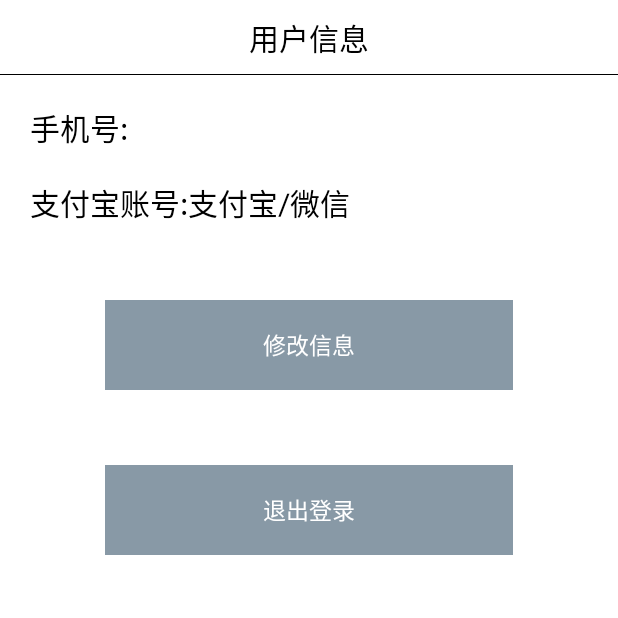
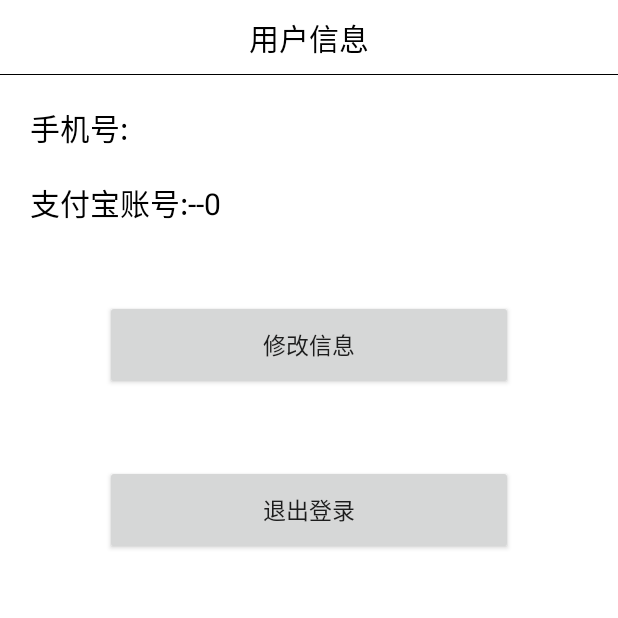
Before and after one commit to zhang3371289/FindDog, an Android app: the UserActivity screen opened directly, with no data from a screen before it, on a phone screen of 412 x 824 dp, the top half of it. Run offline under Robolectric (Android 15) with nearby library versions, the light colour scheme and no system bars; libraries missing offline, so code that uses them is left out: com.baidu.location.

Commit message:
window UI

```diff
--- a/app/src/main/java/com/find/dog/activity/UserActivity.java
+++ b/app/src/main/java/com/find/dog/activity/UserActivity.java
@@ -12,17 +12,16 @@ import com.find.dog.utils.ToastUtil;
 
 public class UserActivity extends BaseActivity implements View.OnClickListener {
     private TextView phone_text,pay_text;
-    private String phone;
     @Override
     protected void onCreate(Bundle savedInstanceState) {
         super.onCreate(savedInstanceState);
         setContentView(R.layout.activity_user_layout);
-        phone = MyManger.getUserInfo().getPhone();
         phone_text = (TextView) findViewById(R.id.activity_main_user_phone);
         pay_text = (TextView) findViewById(R.id.activity_main_user_pay);
         findViewById(R.id.activity_main_user_change).setOnClickListener(this);
         findViewById(R.id.activity_main_user_out).setOnClickListener(this);
-        phone_text.setText(phone);
+        phone_text.setText(MyManger.getUserInfo().getPhone());
+        pay_text.setText( MyManger.getUserInfo().getPayNumber() +"--"+ MyManger.getUserInfo().getPayType());
     }
 
     @Override
--- a/app/src/main/java/com/find/dog/data/UserInfo.java
+++ b/app/src/main/java/com/find/dog/data/UserInfo.java
@@ -14,25 +14,17 @@ public class UserInfo implements Serializable {
      * phone : 13311313
      * adress :
      * pay :
+     * alipay : false
+     * wechatpay : false
      */
+
+    public static int WECHATPAY = 1, ALIPAY = 2;
 
     private String name;
     private String phone;
     private String adress;
-    private String pay_money;
-    private PayType pay_type;
-
-    public static enum PayType {
-        alipay, wechatpay
-    }
-
-    public void setPayType(PayType pay_type) {
-        this.pay_type = pay_type;
-    }
-
-    public PayType getPayType() {
-        return pay_type;
-    }
+    private String pay_number;
+    private int pay_type = 0;
 
     public String getName() {
         return name;
@@ -58,12 +50,20 @@ public class UserInfo implements Serializable {
         this.adress = adress;
     }
 
-    public String getPayMoney() {
-        return pay_money;
+    public String getPayNumber() {
+        return pay_number;
     }
 
-    public void setPayMoney(String pay_money) {
-        this.pay_money = pay_money;
+    public void setPayNumber(String pay_number) {
+        this.pay_number = pay_number;
+    }
+
+    public int getPayType() {
+        return pay_type;
+    }
+
+    public void setPayType(int pay_type) {
+        this.pay_type = pay_type;
     }
 
     @Override
@@ -72,8 +72,10 @@ public class UserInfo implements Serializable {
                 "name='" + name + '\'' +
                 ", phone='" + phone + '\'' +
                 ", adress='" + adress + '\'' +
-                ", pay_money='" + pay_money + '\'' +
-                ", pay_type=" + pay_type +
+                ", pay_number='" + pay_number + '\'' +
+                ", pay_type='" + pay_type + '\'' +
                 '}';
     }
+
+
 }
--- a/app/src/main/java/com/find/dog/utils/MyManger.java
+++ b/app/src/main/java/com/find/dog/utils/MyManger.java
@@ -52,6 +52,8 @@ public class MyManger {
             editor.putString("name", "");
             editor.putString("adress", "");
             editor.putString("phone", "");
+            editor.putString("pay_number", "");
+            editor.putInt("pay_type", 0);
         }else {
             if(!TextUtils.isEmpty(info.getName())){
                 editor.putString("name", info.getName());
@@ -61,6 +63,12 @@ public class MyManger {
             }
             if(!TextUtils.isEmpty(info.getPhone())){
                 editor.putString("phone", info.getPhone());
+            }
+            if(!TextUtils.isEmpty(info.getPayNumber())){
+                editor.putString("pay_number", info.getPayNumber());
+            }
+            if(info.getPayType() != 0){
+                editor.putInt("pay_type", info.getPayType());
             }
         }
         editor.commit();//提交修改
@@ -72,6 +80,8 @@ public class MyManger {
         info.setName(sharedPreferences.getString("name", ""));
         info.setAdress(sharedPreferences.getString("adress", ""));
         info.setPhone(sharedPreferences.getString("phone",""));
+        info.setPayNumber(sharedPreferences.getString("pay_number",""));
+        info.setPayType(sharedPreferences.getInt("pay_type",0));
         return info;
     }
 
--- a/app/src/main/res/layout/activity_pet_addfooter.xml
+++ b/app/src/main/res/layout/activity_pet_addfooter.xml
@@ -193,7 +193,8 @@
         android:layout_width="wrap_content"
         android:layout_height="wrap_content"
         android:layout_below="@+id/fragment_pet_rv"
-        android:layout_marginTop="20dp"
+        android:layout_margin="20dp"
+        android:padding="20dp"
         android:layout_centerHorizontal="true"
         android:visibility="gone"
         android:text="联系主人"/>
--- a/app/src/main/res/layout/activity_user_layout.xml
+++ b/app/src/main/res/layout/activity_user_layout.xml
@@ -48,8 +48,7 @@
                 android:id="@+id/activity_main_user_phone"
                 style="@style/PetTextStyle"
                 android:layout_width="wrap_content"
-                android:layout_height="wrap_content"
-                android:text="15522221111"/>
+                android:layout_height="wrap_content"/>
 
         </LinearLayout>
 
@@ -69,35 +68,30 @@
                 android:id="@+id/activity_main_user_pay"
                 style="@style/PetTextStyle"
                 android:layout_width="wrap_content"
-                android:layout_height="wrap_content"
-                android:text="支付宝/微信"/>
+                android:layout_height="wrap_content"/>
 
         </LinearLayout>
 
-        <TextView
+        <Button
             android:id="@+id/activity_main_user_change"
             android:layout_width="match_parent"
             android:layout_height="60dp"
             android:layout_marginLeft="50dp"
             android:layout_marginRight="50dp"
             android:layout_marginTop="50dp"
-            android:background="@color/c_8899a6"
             android:gravity="center"
             android:text="修改信息"
-            android:textColor="@color/white"
             android:textSize="15sp"/>
 
-        <TextView
+        <Button
             android:id="@+id/activity_main_user_out"
             android:layout_width="match_parent"
             android:layout_height="60dp"
             android:layout_marginLeft="50dp"
             android:layout_marginRight="50dp"
             android:layout_marginTop="50dp"
-            android:background="@color/c_8899a6"
             android:gravity="center"
             android:text="退出登录"
-            android:textColor="@color/white"
             android:textSize="15sp"/>
 
     </LinearLayout>
```
Also changed, not shown: app/src/main/java/com/find/dog/activity/FindActivity.java (+54 -12 lines), app/src/main/java/com/find/dog/activity/RegisterActivity.java (+17 -11 lines).
